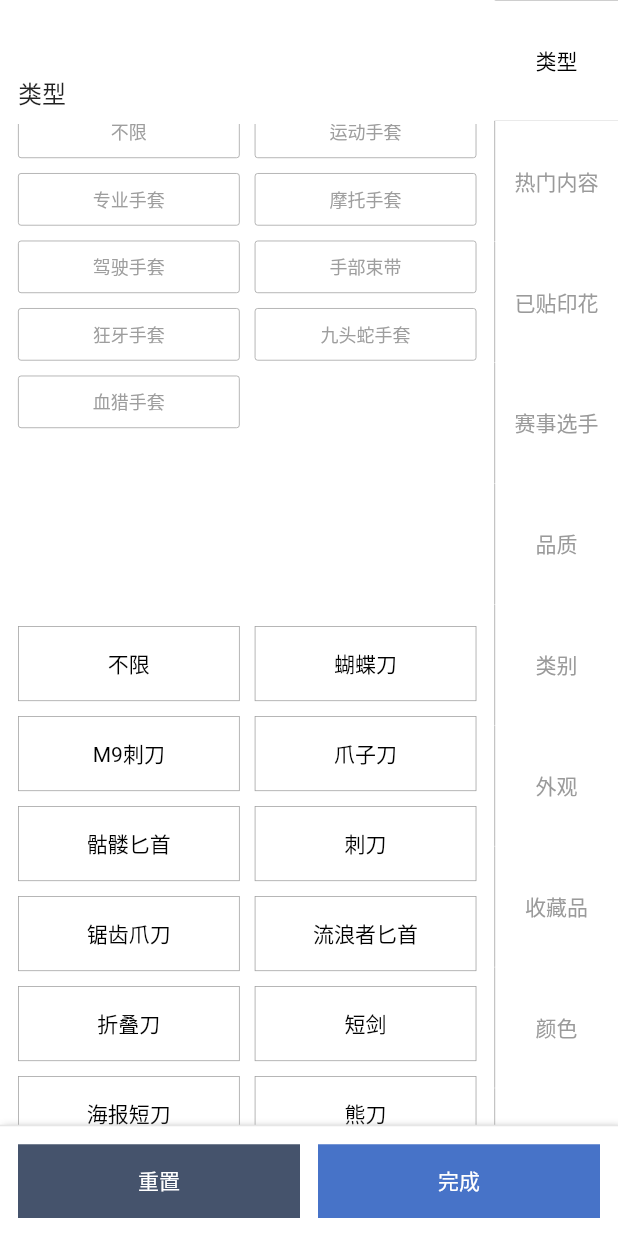
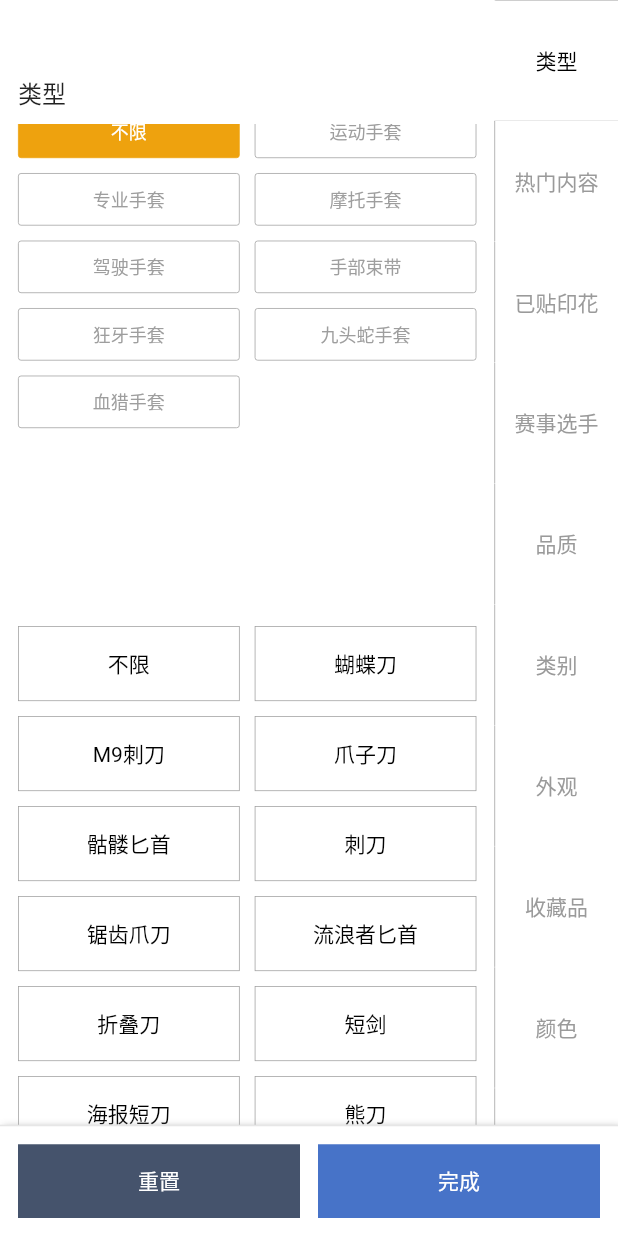
Before and after one commit to wdnmd1099/BUFF, a Flutter app: the SeachPage widget shown alone on an empty page, opened directly, scrolled down 576 dp, after a tap on "不限", on a phone screen of 412 x 824 dp. Run offline on Flutter 3.47's test engine with Material 2 defaults, Android fonts, the phone set to English and light mode, and no system bars; our stand-ins replace bot_toast, flutter_svg.

Commit message:
更新保存2,完成选项逻辑

```diff
--- a/lib/screen/seachPage.dart
+++ b/lib/screen/seachPage.dart
@@ -10,11 +10,92 @@ class SeachPage extends StatefulWidget {
 }
 
 class _State extends State<SeachPage> {
-  int currentIndex = 0;
-  List<int> knifeIndex = [];
-  List<int> gloveIndex = [];
+  int currentIndex = 0;      //indexStack的index
+  bool allUnselect = true; //总类目的不限按钮触发
 
+  //下面这些都是具体类目用于存放已选择的item，给显示变色用的
+  List<String> knifeIndex = [];
+  List<String> gloveIndex = [];
+
+  //总共已选择的选项
   List<String> selected = [];
+
+  List<String> test(String item,List<String> middleList,String title){
+    // 检查当前点击元素是否已经存在于数组
+    bool isItemInArray = middleList.contains(item);
+
+    if(item == '不限'){
+      // 如果点击的是不限，就把该类目的所有已选择元素从selected中删除
+      for(int i=0;i<middleList.length;i++){
+        for(int x=0;x<selected.length;x++){
+          if(middleList[i] == selected[x]){
+            selected.remove(selected[x]);
+          }
+        }
+      }
+
+
+      List allNone = [];
+      // 如果
+      for(int x=0;x<selected.length;x++) {
+        if(selected[x] == title){
+
+        }else if(selected[x] != title){
+          allNone.add(false);
+        }
+      }
+
+      if(allNone.length == selected.length){
+        selected.add(title);
+      }
+      middleList = ['不限'];
+    }
+
+
+    //若已存在，删除
+    if(isItemInArray){
+      middleList.remove(item);
+      selected.remove(item);
+      //如果再次点击的是不限，那么就要把selected的title也删除
+      if(item == '不限'){
+        selected.remove(title);
+      }
+    }
+    //若不存在
+    else if(selected.length < 5){
+      if(item != '不限'){
+        //如果点击的元素不是不限，就检查元素里有没有不限，有就删除
+        for(int i=0;i<middleList.length;i++){
+          if(middleList[i] == '不限'){
+            middleList.remove(middleList[i]);
+          }
+        }
+        //如果里面有该总类目，就删除该总类目，以防止点击不限后再点其它非不限元素时，该类目依然存在于selected
+        for(int i=0;i<selected.length;i++){
+          if(selected[i] == title){
+            selected.remove(selected[i]);
+          }
+        }
+        //然后添加点击的元素
+        middleList.add(item);
+        selected.add(item);
+      }
+
+
+    }else if(selected.length == 5){
+      BotToast.showText(text:"最多只能选择五项",textStyle: TextStyle(fontSize: 12,color: Colors.white));
+    }
+
+    return middleList;
+  }
+
+  void checkUnselect(){
+    if(selected.isEmpty){
+      allUnselect = true;
+    }else{
+      allUnselect = false;
+    }
+  }
 
 
 
@@ -72,19 +153,24 @@ class _State extends State<SeachPage> {
                                                 // color: Colors.orange,
                                                 child: Row(
                                                   children: [
-                                                    Container(
+                                                    GestureDetector(
+                                                      onTap:(){
+
+                                                      },
+                                                      child:  Container(
                                                         height: 35,
                                                         width:  maxWidth * 0.4 - 17 ,
                                                         decoration: BoxDecoration(
                                                           borderRadius: BorderRadius.circular(2),
-                                                        color: Colors.transparent,
+                                                          color: allUnselect? const Color.fromRGBO(238, 162, 14, 1):Colors.white,
                                                           border: Border.all(
-                                                          color: Colors.grey,
+                                                            color: allUnselect? const Color.fromRGBO(238, 162, 14, 1):Colors.grey,
                                                             width: 0.5,
                                                           ),
                                                         ),
-                                                      child: const Center(
-                                                        child: Text('不限',style: TextStyle(fontSize: 12,color:Colors.grey),),
+                                                        child: Center(
+                                                          child: Text('不限',style: TextStyle(fontSize: 12, color: allUnselect ? Colors.white:Colors.grey, ),),
+                                                        ),
                                                       ),
                                                     ),
                                                   ],
@@ -130,33 +216,9 @@ class _State extends State<SeachPage> {
                                                   return GestureDetector(
                                                     onTap: (){
                                                       setState(() {
-                                                        //少于5个添加，等于或多于就提示
-                                                        //三元运算就在外面写一个返回bool的函数给它调用就行了
-                                                        bool isNumberInArray = knifeIndex.contains(index);
-                                                        //点击的选项如果存在于列表证明是已经点击过的，就删除它
-                                                        if(isNumberInArray){
-                                                          knifeIndex.remove(index);
-                                                          selected.remove(item);
-                                                        }
-                                                        //如果不存在并且列表数少于5个，就加入它
-                                                        else if(selected.length < 5){
-                                                          knifeIndex.add(index);
-                                                          selected.add(item);
-                                                        }else if(knifeIndex.length == 5){
-                                                          BotToast.showText(text:"最多只能选择五项",textStyle: TextStyle(fontSize: 12,color: Colors.white));
-                                                        }
-                                                        //首次默认是不限，如果点击其它需要先把不限删除
-                                                        if(knifeIndex.length > 0){
-                                                          knifeIndex.remove(0);
-                                                          selected.remove(knife[0]);
-                                                        }
-                                                        //如果点击的是不限，那么要删除其它已选的选项
-                                                        if(index == 0){
-                                                          knifeIndex = [0];
-                                                          selected = ['不限'];
-                                                        }
-
-                                                        // print(knifeIndex);
+                                                       knifeIndex = test(item, knifeIndex, '匕首');
+                                                       checkUnselect();
+                                                        print(knifeIndex);
                                                         print(selected);
                                                       });
                                                     },
@@ -164,13 +226,13 @@ class _State extends State<SeachPage> {
                                                       alignment: Alignment.center,
                                                       decoration: BoxDecoration(
                                                         borderRadius: BorderRadius.circular(2),
-                                                        color: knifeIndex.contains(index)? Color.fromRGBO(238, 162, 14, 1):Colors.white,
+                                                        color: knifeIndex.contains(item)? Color.fromRGBO(238, 162, 14, 1):Colors.white,
                                                         border: Border.all(
-                                                          color: knifeIndex.contains(index)? Color.fromRGBO(238, 162, 14, 1):Colors.grey,
+                                                          color: knifeIndex.contains(item)? Color.fromRGBO(238, 162, 14, 1):Colors.grey,
                                                           width: 0.5,
                                                         ),
                                                       ),
-                                                      child: Text('${item}',style: TextStyle(fontSize: 12,color: knifeIndex.contains(index)? Colors.white:Colors.grey),),
+                                                      child: Text('${item}',style: TextStyle(fontSize: 12,color: knifeIndex.contains(item)? Colors.white:Colors.grey),),
                                                     ),
                                                   );
                                                 },
@@ -192,7 +254,7 @@ class _State extends State<SeachPage> {
                                           },
                                           childCount: 1,
                                         ),
-                                      ), //手套标题
+                                      ), // 手套标题
                                       SliverList(
                                         delegate: SliverChildBuilderDelegate(
                                               (BuildContext context, int index) {
@@ -216,33 +278,9 @@ class _State extends State<SeachPage> {
                                                   return GestureDetector(
                                                     onTap: (){
                                                       setState(() {
-                                                        //少于5个添加，等于或多于就提示
-                                                        //三元运算就在外面写一个返回bool的函数给它调用就行了
-                                                        bool isNumberInArray = gloveIndex.contains(index);
-                                                        //点击的选项如果存在于列表证明是已经点击过的，就删除它
-                                                        if(isNumberInArray){
-                                                          gloveIndex.remove(index);
-                                                          selected.remove(item);
-                                                        }
-                                                        //如果不存在并且列表数少于5个，就加入它
-                                                        else if(gloveIndex.length < 5){
-                                                          gloveIndex.add(index);
-                                                          selected.add(item);
-                                                        }else if(gloveIndex.length == 5){
-                                                          BotToast.showText(text:"最多只能选择五项",textStyle: TextStyle(fontSize: 12,color: Colors.white));
-                                                        }
-                                                        //首次默认是不限，如果点击其它需要先把不限删除
-                                                        if(gloveIndex.length > 0){
-                                                          gloveIndex.remove(0);
-                                                          selected.remove(knife[0]);
-                                                        }
-                                                        //如果点击的是不限，那么要删除其它已选的选项
-                                                        if(index == 0){
-                                                          gloveIndex = [0];
-                                                          selected = ['不限'];
-                                                        }
-
-                                                        // print(knifeIndex);
+                                                        gloveIndex = test(item, gloveIndex, '手套');
+                                                        checkUnselect();
+                                                        print(gloveIndex);
                                                         print(selected);
                                                       });
                                                     },
@@ -250,13 +288,13 @@ class _State extends State<SeachPage> {
                                                       alignment: Alignment.center,
                                                       decoration: BoxDecoration(
                                                         borderRadius: BorderRadius.circular(2),
-                                                        color: knifeIndex.contains(index)? Color.fromRGBO(238, 162, 14, 1):Colors.white,
+                                                        color: gloveIndex.contains(item)? Color.fromRGBO(238, 162, 14, 1):Colors.white,
                                                         border: Border.all(
-                                                          color: knifeIndex.contains(index)? Color.fromRGBO(238, 162, 14, 1):Colors.grey,
+                                                          color: gloveIndex.contains(item)? Color.fromRGBO(238, 162, 14, 1):Colors.grey,
                                                           width: 0.5,
                                                         ),
                                                       ),
-                                                      child: Text('${item}',style: TextStyle(fontSize: 12,color: knifeIndex.contains(index)? Colors.white:Colors.grey),),
+                                                      child: Text('${item}',style: TextStyle(fontSize: 12,color: gloveIndex.contains(item)? Colors.white:Colors.grey),),
                                                     ),
                                                   );
                                                 },
@@ -267,7 +305,6 @@ class _State extends State<SeachPage> {
                                           childCount: 1,
                                         ),
                                       ), //手套选择内容
-
 
                                       SliverPadding(padding: EdgeInsets.all(60)),
                                       SliverList(
```
Lines whose indentation alone changed are shown as unchanged.
